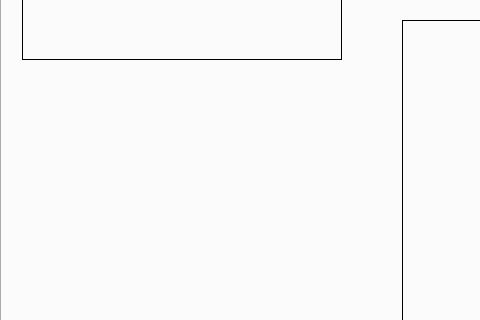
First picture: the form in trunk/Trobot_Qt/trobotqt.ui, repository LRMPUT/TAPAS, before the edit; both pictures show x 0 to 480 and y 216 to 536 of the 829 by 705 pixel window.
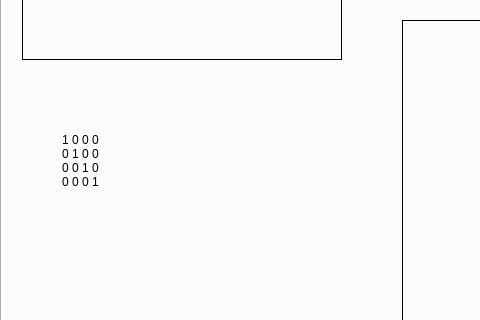
Second picture: the form after the edit.

The edit to the form file:
```diff
--- a/trunk/Trobot_Qt/trobotqt.ui
+++ b/trunk/Trobot_Qt/trobotqt.ui
@@ -1874,6 +1874,22 @@
        <string/>
       </property>
      </widget>
+     <widget class="QLabel" name="constraintCurPosLabel">
+      <property name="geometry">
+       <rect>
+        <x>60</x>
+        <y>290</y>
+        <width>141</width>
+        <height>121</height>
+       </rect>
+      </property>
+      <property name="text">
+       <string>1 0 0 0
+0 1 0 0
+0 0 1 0
+0 0 0 1</string>
+      </property>
+     </widget>
     </widget>
    </widget>
   </widget>
```
